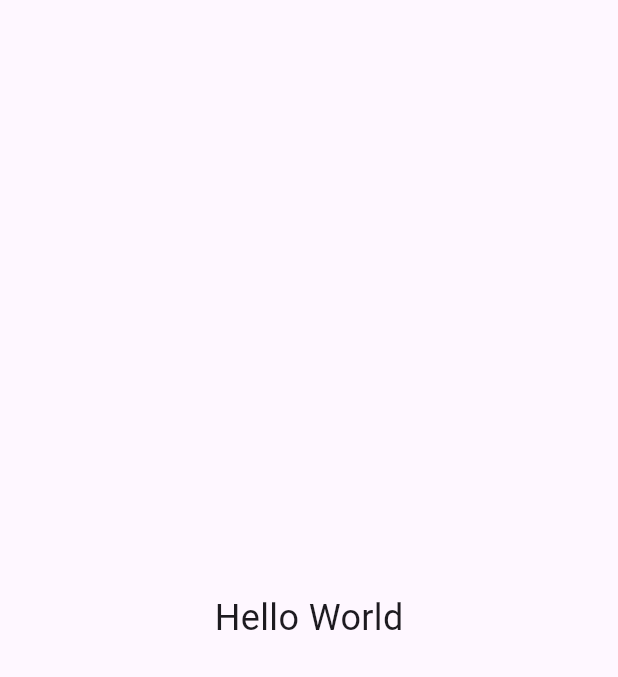
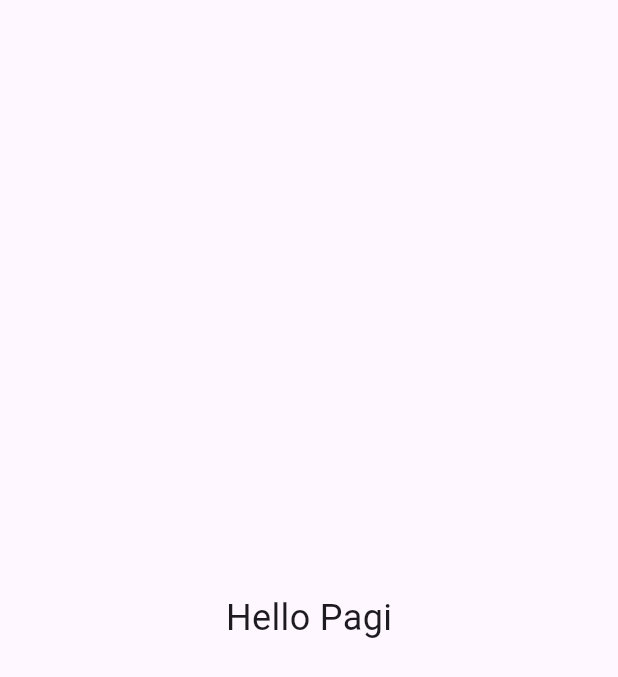
Before and after one commit to rekassubagja/monitoring_AC, a Flutter app: the screen it shows after launch, on a phone screen of 412 x 824 dp. Shown: the top 677 px of the screen. Run offline on Flutter 3.47's test engine with Material 3 defaults, Android fonts, the phone set to English and light mode, and no system bars.

Commit message:
Update: Hello Pagi message, add local setup guide, restore devcontainer config

```diff
--- a/my_app/lib/main.dart
+++ b/my_app/lib/main.dart
@@ -12,7 +12,7 @@ class MyApp extends StatelessWidget {
     return const MaterialApp(
       home: Scaffold(
         body: Center(
-          child: Text('Hello World', style: TextStyle(fontSize: 24)),
+          child: Text('Hello Pagi', style: TextStyle(fontSize: 24)),
         ),
       ),
     );
```
Also changed, not shown: .devcontainer/devcontainer.json (added), 3 other files.
